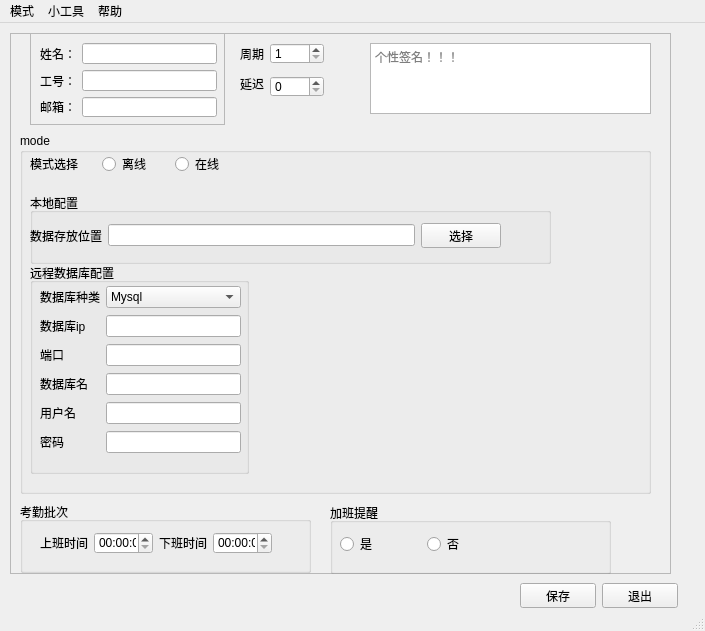
Before: the Qt Designer form win_monitor/ui/Main.ui in YiBuBuHuiTou/tools, drawn with Qt 5.
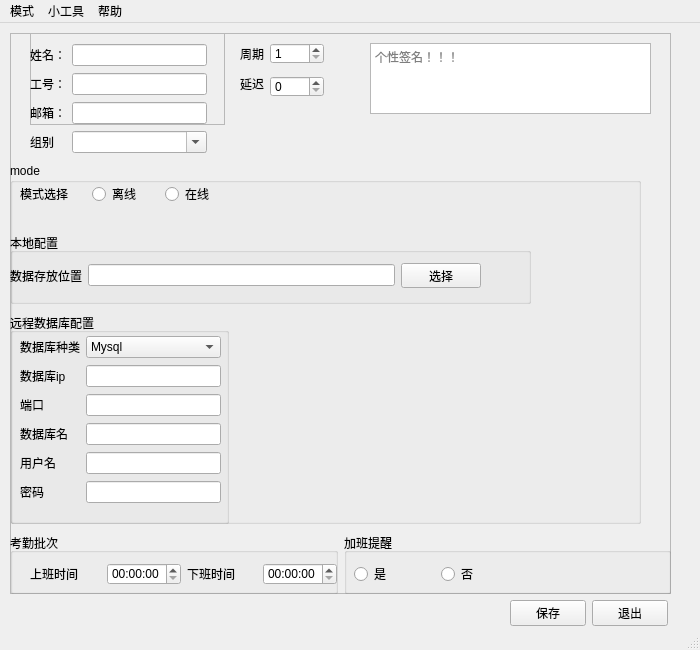
After: the same form once the commit is applied. Icons and pictures are not drawn.

```diff
--- a/win_monitor/ui/Main.ui
+++ b/win_monitor/ui/Main.ui
@@ -12,8 +12,8 @@
    <rect>
     <x>0</x>
     <y>0</y>
-    <width>705</width>
-    <height>631</height>
+    <width>700</width>
+    <height>650</height>
    </rect>
   </property>
   <property name="sizePolicy">
@@ -24,14 +24,14 @@
   </property>
   <property name="minimumSize">
    <size>
-    <width>705</width>
-    <height>631</height>
+    <width>700</width>
+    <height>650</height>
    </size>
   </property>
   <property name="maximumSize">
    <size>
     <width>705</width>
-    <height>631</height>
+    <height>650</height>
    </size>
   </property>
   <property name="windowTitle">
@@ -49,7 +49,7 @@
       <x>10</x>
       <y>10</y>
       <width>661</width>
-      <height>541</height>
+      <height>561</height>
      </rect>
     </property>
     <property name="frameShape">
@@ -58,56 +58,11 @@
     <property name="frameShadow">
      <enum>QFrame::Raised</enum>
     </property>
-    <widget class="QGroupBox" name="attendance">
-     <property name="geometry">
-      <rect>
-       <x>10</x>
-       <y>469</y>
-       <width>291</width>
-       <height>71</height>
-      </rect>
-     </property>
-     <property name="title">
-      <string>考勤批次</string>
-     </property>
-     <widget class="QWidget" name="layoutWidget">
-      <property name="geometry">
-       <rect>
-        <x>20</x>
-        <y>30</y>
-        <width>232</width>
-        <height>22</height>
-       </rect>
-      </property>
-      <layout class="QHBoxLayout" name="horizontalLayout_2">
-       <item>
-        <widget class="QLabel" name="label_5">
-         <property name="text">
-          <string>上班时间</string>
-         </property>
-        </widget>
-       </item>
-       <item>
-        <widget class="QTimeEdit" name="start_time"/>
-       </item>
-       <item>
-        <widget class="QLabel" name="label_13">
-         <property name="text">
-          <string>下班时间</string>
-         </property>
-        </widget>
-       </item>
-       <item>
-        <widget class="QTimeEdit" name="end_time"/>
-       </item>
-      </layout>
-     </widget>
-    </widget>
     <widget class="QGroupBox" name="data_store">
      <property name="geometry">
       <rect>
-       <x>10</x>
-       <y>100</y>
+       <x>0</x>
+       <y>130</y>
        <width>631</width>
        <height>361</height>
       </rect>
@@ -118,8 +73,8 @@
      <widget class="QGroupBox" name="offline_config">
       <property name="geometry">
        <rect>
-        <x>10</x>
-        <y>60</y>
+        <x>0</x>
+        <y>70</y>
         <width>521</width>
         <height>71</height>
        </rect>
@@ -174,8 +129,8 @@
      <widget class="QGroupBox" name="online_config">
       <property name="geometry">
        <rect>
-        <x>10</x>
-        <y>130</y>
+        <x>0</x>
+        <y>150</y>
         <width>219</width>
         <height>211</height>
        </rect>
@@ -332,16 +287,87 @@
      <property name="frameShadow">
       <enum>QFrame::Raised</enum>
      </property>
+    </widget>
      <widget class="QWidget" name="layoutWidget">
       <property name="geometry">
        <rect>
-        <x>10</x>
+       <x>230</x>
+       <y>10</y>
+       <width>84</width>
+       <height>54</height>
+      </rect>
+     </property>
+     <layout class="QGridLayout" name="gridLayout_3">
+      <item row="0" column="0">
+       <widget class="QLabel" name="label_14">
+        <property name="text">
+         <string>周期</string>
+        </property>
+       </widget>
+      </item>
+      <item row="0" column="1">
+       <widget class="QSpinBox" name="cycle">
+        <property name="minimum">
+         <number>1</number>
+        </property>
+        <property name="maximum">
+         <number>3600</number>
+        </property>
+       </widget>
+      </item>
+      <item row="1" column="0" rowspan="2" colspan="2">
+       <widget class="QLabel" name="label_15">
+        <property name="text">
+         <string>延迟</string>
+        </property>
+       </widget>
+      </item>
+      <item row="2" column="1">
+       <widget class="QSpinBox" name="delay">
+        <property name="maximum">
+         <number>3599</number>
+        </property>
+       </widget>
+      </item>
+     </layout>
+    </widget>
+    <widget class="QPlainTextEdit" name="description">
+     <property name="geometry">
+      <rect>
+       <x>360</x>
+       <y>10</y>
+       <width>281</width>
+       <height>71</height>
+      </rect>
+     </property>
+     <property name="placeholderText">
+      <string>个性签名！！！</string>
+     </property>
+    </widget>
+    <widget class="QWidget" name="layoutWidget">
+     <property name="geometry">
+      <rect>
+       <x>20</x>
         <y>10</y>
         <width>177</width>
-        <height>74</height>
+       <height>111</height>
        </rect>
       </property>
       <layout class="QGridLayout" name="gridLayout">
+      <item row="1" column="0">
+       <widget class="QLabel" name="label_2">
+        <property name="text">
+         <string>工号：</string>
+        </property>
+       </widget>
+      </item>
+      <item row="1" column="1">
+       <widget class="QLineEdit" name="job_number">
+        <property name="text">
+         <string/>
+        </property>
+       </widget>
+      </item>
        <item row="0" column="0">
         <widget class="QLabel" name="label">
          <property name="text">
@@ -370,19 +396,8 @@
          </property>
         </widget>
        </item>
-       <item row="1" column="0">
-        <widget class="QLabel" name="label_2">
-         <property name="text">
-          <string>工号：</string>
-         </property>
-        </widget>
-       </item>
-       <item row="1" column="1">
-        <widget class="QLineEdit" name="job_number">
-         <property name="text">
-          <string/>
-         </property>
-        </widget>
+      <item row="2" column="1">
+       <widget class="QLineEdit" name="email"/>
        </item>
        <item row="2" column="0">
         <widget class="QLabel" name="label_3">
@@ -391,21 +406,73 @@
          </property>
         </widget>
        </item>
-       <item row="2" column="1">
-        <widget class="QLineEdit" name="email"/>
-       </item>
-      </layout>
-     </widget>
-    </widget>
+      <item row="3" column="0">
+       <widget class="QLabel" name="label_16">
+        <property name="text">
+         <string>组别</string>
+        </property>
+       </widget>
+      </item>
+      <item row="3" column="1">
+       <widget class="QComboBox" name="tenant">
+        <property name="editable">
+         <bool>true</bool>
+        </property>
+       </widget>
+      </item>
+     </layout>
+    </widget>
+    <widget class="QWidget" name="">
+     <property name="geometry">
+      <rect>
+       <x>0</x>
+       <y>500</y>
+       <width>661</width>
+       <height>61</height>
+      </rect>
+     </property>
+     <layout class="QGridLayout" name="gridLayout_4">
+      <item row="0" column="0">
+       <widget class="QGroupBox" name="attendance">
+        <property name="title">
+         <string>考勤批次</string>
+        </property>
+        <widget class="QWidget" name="layoutWidget">
+         <property name="geometry">
+          <rect>
+           <x>20</x>
+           <y>30</y>
+           <width>307</width>
+           <height>22</height>
+          </rect>
+         </property>
+         <layout class="QHBoxLayout" name="horizontalLayout_2">
+          <item>
+           <widget class="QLabel" name="label_5">
+            <property name="text">
+             <string>上班时间</string>
+            </property>
+           </widget>
+          </item>
+          <item>
+           <widget class="QTimeEdit" name="start_time"/>
+          </item>
+          <item>
+           <widget class="QLabel" name="label_13">
+            <property name="text">
+             <string>下班时间</string>
+            </property>
+           </widget>
+          </item>
+          <item>
+           <widget class="QTimeEdit" name="end_time"/>
+          </item>
+         </layout>
+        </widget>
+       </widget>
+      </item>
+      <item row="0" column="1">
     <widget class="QGroupBox" name="groupBox">
-     <property name="geometry">
-      <rect>
-       <x>320</x>
-       <y>470</y>
-       <width>281</width>
-       <height>71</height>
-      </rect>
-     </property>
      <property name="title">
       <string>加班提醒</string>
      </property>
@@ -449,70 +516,17 @@
       </layout>
      </widget>
     </widget>
-    <widget class="QWidget" name="layoutWidget">
-     <property name="geometry">
-      <rect>
-       <x>230</x>
-       <y>10</y>
-       <width>84</width>
-       <height>54</height>
-      </rect>
-     </property>
-     <layout class="QGridLayout" name="gridLayout_3">
-      <item row="0" column="0">
-       <widget class="QLabel" name="label_14">
-        <property name="text">
-         <string>周期</string>
-        </property>
-       </widget>
-      </item>
-      <item row="0" column="1">
-       <widget class="QSpinBox" name="cycle">
-        <property name="minimum">
-         <number>1</number>
-        </property>
-        <property name="maximum">
-         <number>3600</number>
-        </property>
-       </widget>
-      </item>
-      <item row="1" column="0" rowspan="2" colspan="2">
-       <widget class="QLabel" name="label_15">
-        <property name="text">
-         <string>延迟</string>
-        </property>
-       </widget>
-      </item>
-      <item row="2" column="1">
-       <widget class="QSpinBox" name="delay">
-        <property name="maximum">
-         <number>3599</number>
-        </property>
-       </widget>
       </item>
      </layout>
     </widget>
-    <widget class="QPlainTextEdit" name="description">
-     <property name="geometry">
-      <rect>
-       <x>360</x>
-       <y>10</y>
-       <width>281</width>
-       <height>71</height>
-      </rect>
-     </property>
-     <property name="placeholderText">
-      <string>个性签名！！！</string>
-     </property>
-    </widget>
    </widget>
    <widget class="QWidget" name="layoutWidget">
     <property name="geometry">
      <rect>
-      <x>520</x>
-      <y>560</y>
+      <x>510</x>
+      <y>570</y>
       <width>158</width>
-      <height>25</height>
+      <height>41</height>
      </rect>
     </property>
     <layout class="QHBoxLayout" name="horizontalLayout_5">
@@ -538,7 +552,7 @@
     <rect>
      <x>0</x>
      <y>0</y>
-     <width>705</width>
+     <width>700</width>
      <height>23</height>
     </rect>
    </property>
```
Lines whose indentation alone changed are shown as unchanged.
